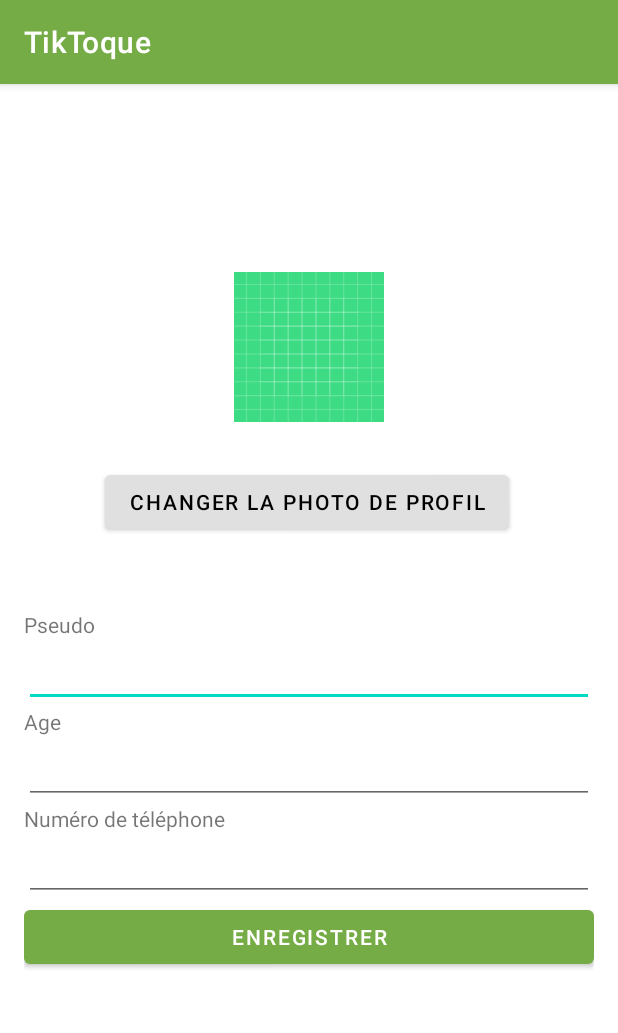
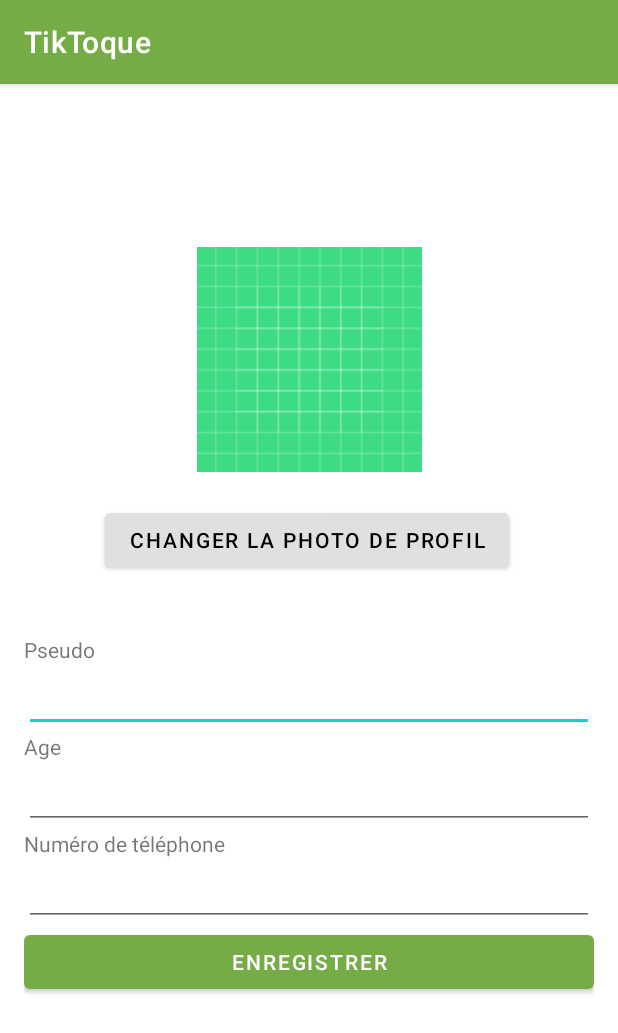
Before and after one commit to Loicpln/TikToque, an Android app: the UserInfoActivity screen opened directly, with no data from a screen before it, on a phone screen of 412 x 824 dp. Shown: the top 1033 px of the screen. Run offline under Robolectric (Android 15) with nearby library versions, the phone set to English and light mode, and no system bars; our stand-ins replace Firebase (no records; nobody signed in at launch, a user with empty details on screens opened directly), Picasso.

Commit message:
activity_user_info.xml

```diff
--- a/app/src/main/res/layout/activity_user_info.xml
+++ b/app/src/main/res/layout/activity_user_info.xml
@@ -6,8 +6,8 @@
 
     <ImageView
         android:id="@+id/user_profile_image"
-        android:layout_width="100dp"
-        android:layout_height="100dp"
+        android:layout_width="150dp"
+        android:layout_height="150dp"
         android:layout_marginStart="155dp"
         android:layout_marginEnd="155dp"
         android:scaleType="centerCrop"
```
